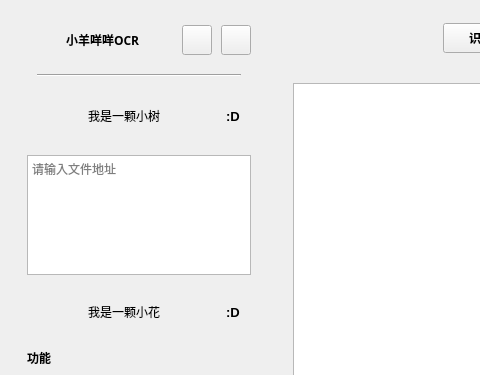
This is widget.ui in slicesteak/SheepOCR as Qt 5 draws it before an edit; both pictures show x 0 to 480 and y 0 to 375 of the 1030 by 685 pixel window. The edited form follows.
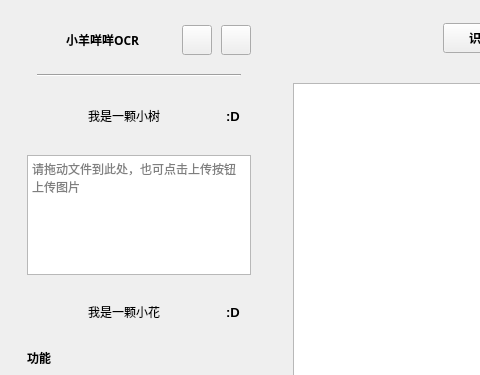
This is the edited form. Icons and pictures are not drawn.

What changed in the file:
```diff
--- a/widget.ui
+++ b/widget.ui
@@ -319,7 +319,7 @@
             <item>
              <widget class="QTextEdit" name="picPath">
               <property name="placeholderText">
-               <string>请输入文件地址</string>
+               <string>请拖动文件到此处，也可点击上传按钮上传图片</string>
               </property>
              </widget>
             </item>
```
